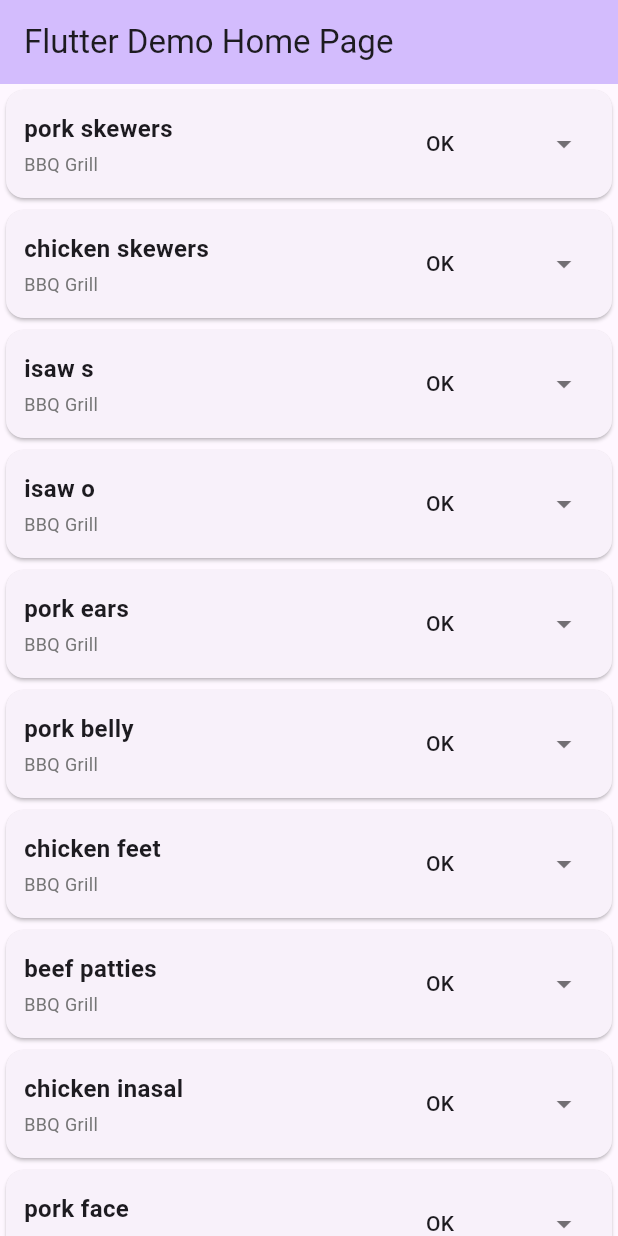
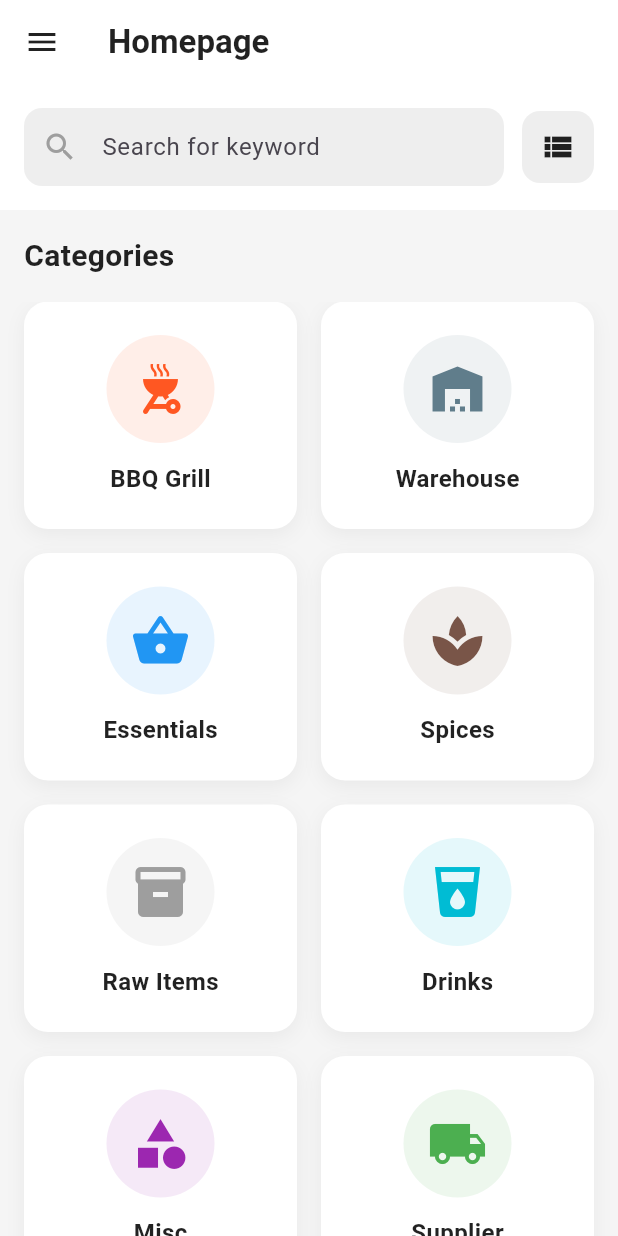
Before and after one commit to Roianme/stock-count-app, a Flutter app: the screen it shows after launch, on a phone screen of 412 x 824 dp. Run offline on Flutter 3.47's test engine with Material 3 defaults, Android fonts, the phone set to English and light mode, and no system bars.

Commit message:
Refactor home view and add category view
Replaces MyHomePage with HomePage in main.dart and introduces a redesigned HomePage with grid/list category display in home_view.dart. Adds category_view.dart for item status management and extends Category enum with display properties in item_model.dart for improved UI representation.

```diff
--- a/stock_count_app/lib/main.dart
+++ b/stock_count_app/lib/main.dart
@@ -13,7 +13,7 @@ class MyApp extends StatelessWidget {
     return MaterialApp(
       title: 'Flutter Demo',
       theme: ThemeData(colorScheme: .fromSeed(seedColor: Colors.deepPurple)),
-      home: const MyHomePage(title: 'Flutter Demo Home Page'),
+      home: const HomePage(),
     );
   }
 }
--- a/stock_count_app/lib/model/item_model.dart
+++ b/stock_count_app/lib/model/item_model.dart
@@ -1,3 +1,5 @@
+import 'package:flutter/material.dart';
+
 enum ItemStatus { zero, low, ok, urgent }
 
 enum Category {
@@ -27,3 +29,87 @@ class Item {
     required this.status,
   });
 }
+
+// Extension to add display properties to Category enum
+extension CategoryExtension on Category {
+  String get displayName {
+    switch (this) {
+      case Category.bbqGrill:
+        return 'BBQ Grill';
+      case Category.warehouse:
+        return 'Warehouse';
+      case Category.essentials:
+        return 'Essentials';
+      case Category.spices:
+        return 'Spices';
+      case Category.rawItems:
+        return 'Raw Items';
+      case Category.drinks:
+        return 'Drinks';
+      case Category.misc:
+        return 'Misc';
+      case Category.supplier:
+        return 'Supplier';
+      case Category.produce:
+        return 'Produce';
+      case Category.filipinoSupplier:
+        return 'Filipino Supplier';
+      case Category.colesWoolies:
+        return 'Coles/Woolies';
+    }
+  }
+
+  IconData get icon {
+    switch (this) {
+      case Category.bbqGrill:
+        return Icons.outdoor_grill;
+      case Category.warehouse:
+        return Icons.warehouse;
+      case Category.essentials:
+        return Icons.shopping_basket;
+      case Category.spices:
+        return Icons.spa;
+      case Category.rawItems:
+        return Icons.inventory_2;
+      case Category.drinks:
+        return Icons.local_drink;
+      case Category.misc:
+        return Icons.category;
+      case Category.supplier:
+        return Icons.local_shipping;
+      case Category.produce:
+        return Icons.agriculture;
+      case Category.filipinoSupplier:
+        return Icons.store;
+      case Category.colesWoolies:
+        return Icons.shopping_cart;
+    }
+  }
+
+  Color get color {
+    switch (this) {
+      case Category.bbqGrill:
+        return Colors.deepOrange;
+      case Category.warehouse:
+        return Colors.blueGrey;
+      case Category.essentials:
+        return Colors.blue;
+      case Category.spices:
+        return Colors.brown;
+      case Category.rawItems:
+        return Colors.grey;
+      case Category.drinks:
+        return Colors.cyan;
+      case Category.misc:
+        return Colors.purple;
+      case Category.supplier:
+        return Colors.green;
+      case Category.produce:
+        return Colors.lightGreen;
+      case Category.filipinoSupplier:
+        return Colors.red;
+      case Category.colesWoolies:
+        return Colors.orange;
+    }
+  }
+}
--- /dev/null
+++ b/stock_count_app/lib/view/category_view.dart
@@ -0,0 +1,150 @@
+import 'package:flutter/material.dart';
+import '../model/item_model.dart';
+import '../data/item_data.dart';
+
+class MyHomePage extends StatefulWidget {
+  const MyHomePage({super.key, required this.title});
+  final String title;
+
+  @override
+  State<MyHomePage> createState() => _MyHomePageState();
+}
+
+class _MyHomePageState extends State<MyHomePage> {
+  // Function to update item status
+  void updateItemStatus(int itemId, ItemStatus newStatus) {
+    setState(() {
+      // Find and update the item in the list
+      final index = items.indexWhere((item) => item.id == itemId);
+      if (index != -1) {
+        // Create a new item with updated status
+        final updatedItem = Item(
+          id: items[index].id,
+          name: items[index].name,
+          category: items[index].category,
+          status: newStatus,
+        );
+        items[index] = updatedItem;
+      }
+    });
+  }
+
+  @override
+  Widget build(BuildContext context) {
+    return Scaffold(
+      appBar: AppBar(
+        backgroundColor: Theme.of(context).colorScheme.inversePrimary,
+        title: Text(widget.title),
+      ),
+      body: ListView(
+        children: items.map((item) {
+          return Card(
+            child: Padding(
+              padding: const EdgeInsets.all(12.0),
+              child: Row(
+                children: [
+                  Expanded(
+                    child: Column(
+                      crossAxisAlignment: CrossAxisAlignment.start,
+                      children: [
+                        Text(
+                          item.name,
+                          style: TextStyle(
+                            fontSize: 16,
+                            fontWeight: FontWeight.bold,
+                          ),
+                        ),
+                        SizedBox(height: 4),
+                        Text(
+                          _getCategoryDisplayText(item.category),
+                          style: TextStyle(
+                            fontSize: 12,
+                            color: Colors.grey[600],
+                          ),
+                        ),
+                      ],
+                    ),
+                  ),
+                  // Status Dropdown
+                  Container(
+                    width: 120,
+                    decoration: BoxDecoration(
+                      borderRadius: BorderRadius.circular(8),
+                    ),
+                    padding: EdgeInsets.symmetric(horizontal: 8),
+                    child: DropdownButtonHideUnderline(
+                      child: DropdownButton<ItemStatus>(
+                        value: item.status,
+                        icon: Icon(
+                          Icons.arrow_drop_down,
+                          color: Colors.black54,
+                        ),
+                        isExpanded: true,
+                        items: ItemStatus.values.map((ItemStatus status) {
+                          return DropdownMenuItem<ItemStatus>(
+                            value: status,
+                            child: Text(
+                              _getStatusDisplayText(status),
+                              style: TextStyle(fontSize: 14),
+                            ),
+                          );
+                        }).toList(),
+                        onChanged: (ItemStatus? newValue) {
+                          if (newValue != null) {
+                            updateItemStatus(item.id, newValue);
+                          }
+                        },
+                      ),
+                    ),
+                  ),
+                ],
+              ),
+            ),
+          );
+        }).toList(),
+      ),
+    );
+  }
+
+  // Helper function to get display text for status
+  String _getStatusDisplayText(ItemStatus status) {
+    switch (status) {
+      case ItemStatus.zero:
+        return 'Zero';
+      case ItemStatus.low:
+        return 'Low';
+      case ItemStatus.ok:
+        return 'OK';
+      case ItemStatus.urgent:
+        return 'Urgent';
+    }
+  }
+
+  // Helper function to get display text for status
+  String _getCategoryDisplayText(Category category) {
+    switch (category) {
+      case Category.bbqGrill:
+        return 'BBQ Grill';
+      case Category.essentials:
+        return 'Essentials';
+      case Category.drinks:
+        return 'Drinks';
+      case Category.rawItems:
+        return 'Raw Items';
+      case Category.spices:
+        return 'Spices';
+      case Category.warehouse:
+        return 'Warehouse';
+      case Category.misc:
+        return 'Misc';
+      case Category.supplier:
+        return 'Supplier';
+      case Category.produce:
+        return 'Produce';
+      case Category.filipinoSupplier:
+        return 'Filipino Supplier';
+      case Category.colesWoolies:
+        return 'Coles/Woolies';
+    }
+  }
+}
--- a/stock_count_app/lib/view/home_view.dart
+++ b/stock_count_app/lib/view/home_view.dart
@@ -1,150 +1,270 @@
 import 'package:flutter/material.dart';
 import '../model/item_model.dart';
-import '../data/item_data.dart';
 
-class MyHomePage extends StatefulWidget {
-  const MyHomePage({super.key, required this.title});
-  final String title;
+void main() {
+  runApp(const MyApp());
+}
+
+class MyApp extends StatelessWidget {
+  const MyApp({Key? key}) : super(key: key);
 
   @override
-  State<MyHomePage> createState() => _MyHomePageState();
+  Widget build(BuildContext context) {
+    return MaterialApp(
+      title: 'Homepage',
+      theme: ThemeData(primarySwatch: Colors.blue, useMaterial3: true),
+      home: const HomePage(),
+      debugShowCheckedModeBanner: false,
+    );
+  }
 }
 
-class _MyHomePageState extends State<MyHomePage> {
-  // Function to update item status
-  void updateItemStatus(int itemId, ItemStatus newStatus) {
-    setState(() {
-      // Find and update the item in the list
-      final index = items.indexWhere((item) => item.id == itemId);
-      if (index != -1) {
-        // Create a new item with updated status
-        final updatedItem = Item(
-          id: items[index].id,
-          name: items[index].name,
-          category: items[index].category,
-          status: newStatus,
-        );
-        items[index] = updatedItem;
+class HomePage extends StatefulWidget {
+  const HomePage({Key? key}) : super(key: key);
+
+  @override
+  State<HomePage> createState() => _HomePageState();
 }
-    });
-  }
+
+class _HomePageState extends State<HomePage> {
+  bool isListView = false;
+  final TextEditingController _searchController = TextEditingController();
+  final List<Category> categories = Category.values;
 
   @override
   Widget build(BuildContext context) {
     return Scaffold(
+      backgroundColor: Colors.grey[100],
       appBar: AppBar(
-        backgroundColor: Theme.of(context).colorScheme.inversePrimary,
-        title: Text(widget.title),
+        backgroundColor: Colors.white,
+        elevation: 0,
+        title: const Text(
+          'Homepage',
+          style: TextStyle(color: Colors.black87, fontWeight: FontWeight.bold),
         ),
-      body: ListView(
-        children: items.map((item) {
-          return Card(
-            child: Padding(
-              padding: const EdgeInsets.all(12.0),
+        leading: IconButton(
+          icon: const Icon(Icons.menu, color: Colors.black87),
+          onPressed: () {},
+        ),
+      ),
+      body: Column(
+        children: [
+          // Search Bar and View Toggle
+          Container(
+            color: Colors.white,
+            padding: const EdgeInsets.all(16),
             child: Row(
               children: [
+                // Search Bar
                 Expanded(
-                    child: Column(
-                      crossAxisAlignment: CrossAxisAlignment.start,
-                      children: [
-                        Text(
-                          item.name,
-                          style: TextStyle(
-                            fontSize: 16,
-                            fontWeight: FontWeight.bold,
+                  child: Container(
+                    decoration: BoxDecoration(
+                      color: Colors.grey[200],
+                      borderRadius: BorderRadius.circular(12),
+                    ),
+                    child: TextField(
+                      controller: _searchController,
+                      decoration: InputDecoration(
+                        hintText: 'Search for keyword',
+                        prefixIcon: const Icon(
+                          Icons.search,
+                          color: Colors.grey,
+                        ),
+                        border: InputBorder.none,
+                        contentPadding: const EdgeInsets.symmetric(
+                          horizontal: 16,
+                          vertical: 14,
                         ),
                       ),
-                        SizedBox(height: 4),
-                        Text(
-                          _getCategoryDisplayText(item.category),
-                          style: TextStyle(
-                            fontSize: 12,
-                            color: Colors.grey[600],
+                    ),
+                  ),
+                ),
+                const SizedBox(width: 12),
+                // View Toggle Button
+                Container(
+                  decoration: BoxDecoration(
+                    color: Colors.grey[200],
+                    borderRadius: BorderRadius.circular(12),
+                  ),
+                  child: IconButton(
+                    icon: Icon(
+                      isListView ? Icons.grid_view : Icons.view_list,
+                      color: Colors.black87,
+                    ),
+                    onPressed: () {
+                      setState(() {
+                        isListView = !isListView;
+                      });
+                    },
+                    tooltip: isListView
+                        ? 'Switch to grid view'
+                        : 'Switch to list view',
                   ),
                 ),
               ],
             ),
           ),
-                  // Status Dropdown
-                  Container(
-                    width: 120,
-                    decoration: BoxDecoration(
-                      borderRadius: BorderRadius.circular(8),
-                    ),
-                    padding: EdgeInsets.symmetric(horizontal: 8),
-                    child: DropdownButtonHideUnderline(
-                      child: DropdownButton<ItemStatus>(
-                        value: item.status,
-                        icon: Icon(
-                          Icons.arrow_drop_down,
-                          color: Colors.black54,
-                        ),
-                        isExpanded: true,
-                        items: ItemStatus.values.map((ItemStatus status) {
-                          return DropdownMenuItem<ItemStatus>(
-                            value: status,
-                            child: Text(
-                              _getStatusDisplayText(status),
-                              style: TextStyle(fontSize: 14),
-                            ),
-                          );
-                        }).toList(),
-                        onChanged: (ItemStatus? newValue) {
-                          if (newValue != null) {
-                            updateItemStatus(item.id, newValue);
-                          }
-                        },
-                      ),
+
+          // Categories Label
+          Padding(
+            padding: const EdgeInsets.all(16),
+            child: Row(
+              children: [
+                Text(
+                  'Categories',
+                  style: TextStyle(
+                    fontSize: 20,
+                    fontWeight: FontWeight.bold,
+                    color: Colors.black87,
                   ),
                 ),
               ],
             ),
           ),
-          );
-        }).toList(),
+
+          // Content Area
+          Expanded(child: isListView ? _buildListView() : _buildGridView()),
+        ],
       ),
     );
   }
 
-  // Helper function to get display text for status
-  String _getStatusDisplayText(ItemStatus status) {
-    switch (status) {
-      case ItemStatus.zero:
-        return 'Zero';
-      case ItemStatus.low:
-        return 'Low';
-      case ItemStatus.ok:
-        return 'OK';
-      case ItemStatus.urgent:
-        return 'Urgent';
+  Widget _buildGridView() {
+    return GridView.builder(
+      padding: const EdgeInsets.symmetric(horizontal: 16),
+      gridDelegate: const SliverGridDelegateWithFixedCrossAxisCount(
+        crossAxisCount: 2,
+        crossAxisSpacing: 16,
+        mainAxisSpacing: 16,
+        childAspectRatio: 1.2,
+      ),
+      itemCount: categories.length,
+      itemBuilder: (context, index) {
+        final category = categories[index];
+        return _buildCategoryCard(category);
+      },
+    );
+  }
+
+  Widget _buildListView() {
+    return ListView.builder(
+      padding: const EdgeInsets.symmetric(horizontal: 16),
+      itemCount: categories.length,
+      itemBuilder: (context, index) {
+        final category = categories[index];
+        return Padding(
+          padding: const EdgeInsets.only(bottom: 12),
+          child: _buildCategoryListItem(category),
+        );
+      },
+    );
+  }
+
+  Widget _buildCategoryCard(Category category) {
+    return Container(
+      decoration: BoxDecoration(
+        color: Colors.white,
+        borderRadius: BorderRadius.circular(16),
+        boxShadow: [
+          BoxShadow(
+            color: Colors.black.withOpacity(0.05),
+            blurRadius: 10,
+            offset: const Offset(0, 4),
+          ),
+        ],
+      ),
+      child: Material(
+        color: Colors.transparent,
+        child: InkWell(
+          onTap: () {
+            // Handle category tap
+            // On tap, category.name is passed to a method from category_view.dart
+            // The contents or items displayed will be based on the selected category
+
+            ScaffoldMessenger.of(context).showSnackBar(
+              SnackBar(content: Text('${category.displayName} selected')),
+            );
+          },
+          borderRadius: BorderRadius.circular(16),
+          child: Column(
+            mainAxisAlignment: MainAxisAlignment.center,
+            children: [
+              Container(
+                padding: const EdgeInsets.all(16),
+                decoration: BoxDecoration(
+                  color: category.color.withOpacity(0.1),
+                  shape: BoxShape.circle,
+                ),
+                child: Icon(category.icon, size: 40, color: category.color),
+              ),
+              const SizedBox(height: 12),
+              Text(
+                category.displayName,
+                style: const TextStyle(
+                  fontSize: 16,
+                  fontWeight: FontWeight.w600,
+                  color: Colors.black87,
+                ),
+              ),
+            ],
+          ),
+        ),
+      ),
+    );
+  }
+
+  Widget _buildCategoryListItem(Category category) {
+    return Container(
+      decoration: BoxDecoration(
+        color: Colors.white,
+        borderRadius: BorderRadius.circular(12),
+        boxShadow: [
+          BoxShadow(
+            color: Colors.black.withOpacity(0.05),
+            blurRadius: 8,
+            offset: const Offset(0, 2),
+          ),
+        ],
+      ),
+      child: ListTile(
+        contentPadding: const EdgeInsets.symmetric(horizontal: 16, vertical: 8),
+        leading: Container(
+          padding: const EdgeInsets.all(12),
+          decoration: BoxDecoration(
+            color: category.color.withOpacity(0.1),
+            borderRadius: BorderRadius.circular(12),
+          ),
+          child: Icon(category.icon, color: category.color, size: 28),
+        ),
+        title: Text(
+          category.displayName,
+          style: const TextStyle(
+            fontSize: 16,
+            fontWeight: FontWeight.w600,
+            color: Colors.black87,
+          ),
+        ),
+        trailing: Icon(
+          Icons.arrow_forward_ios,
+          size: 16,
+          color: Colors.grey[400],
+        ),
+        onTap: () {
+          // Handle category tap
+          // On tap, category.name is passed to a method from category_view.dart
+          // The contents or items displayed will be based on the selected category
+
+          ScaffoldMessenger.of(context).showSnackBar(
+            SnackBar(content: Text('${category.displayName} selected')),
+          );
+        },
+      ),
+    );
+  }
+
+  @override
+  void dispose() {
+    _searchController.dispose();
+    super.dispose();
   }
 }
-
-  // Helper function to get display text for status
-  String _getCategoryDisplayText(Category category) {
-    switch (category) {
-      case Category.bbqGrill:
-        return 'BBQ Grill';
-      case Category.essentials:
-        return 'Essentials';
-      case Category.drinks:
-        return 'Drinks';
-      case Category.rawItems:
-        return 'Raw Items';
-      case Category.spices:
-        return 'Spices';
-      case Category.warehouse:
-        return 'Warehouse';
-      case Category.misc:
-        return 'Misc';
-      case Category.supplier:
-        return 'Supplier';
-      case Category.produce:
-        return 'Produce';
-      case Category.filipinoSupplier:
-        return 'Filipino Supplier';
-      case Category.colesWoolies:
-        return 'Coles/Woolies';
-    }
-  }
-}
```
Lines whose indentation alone changed are shown as unchanged.
